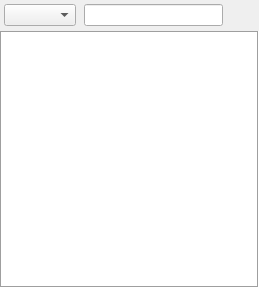
heimdallr/books, file src/home/flibrary/gui/TreeView.ui: the form before one commit.
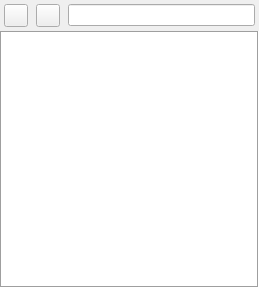
The form after the commit. Icons and pictures are not drawn. Custom widgets are drawn as their Qt base class.

Commit message: #1417 Комбобоксы заменены кнопкой с выпадахами

What changed in the file:
```diff
--- a/src/home/flibrary/gui/TreeView.ui
+++ b/src/home/flibrary/gui/TreeView.ui
@@ -47,35 +47,7 @@
       <number>4</number>
      </property>
      <item>
-      <widget class="HomeCompa::Flibrary::FComboBox" name="cbMode">
-       <property name="sizePolicy">
-        <sizepolicy hsizetype="Preferred" vsizetype="Fixed">
-         <horstretch>0</horstretch>
-         <verstretch>0</verstretch>
-        </sizepolicy>
-       </property>
-       <property name="maxVisibleItems">
-        <number>20</number>
-       </property>
-      </widget>
-     </item>
-     <item>
-      <widget class="HomeCompa::Flibrary::ModeLineEdit" name="value">
-       <property name="sizePolicy">
-        <sizepolicy hsizetype="Expanding" vsizetype="Fixed">
-         <horstretch>0</horstretch>
-         <verstretch>0</verstretch>
-        </sizepolicy>
-       </property>
-       <property name="font">
-        <font>
-         <pointsize>9</pointsize>
-        </font>
-       </property>
-       <property name="clearButtonEnabled">
-        <bool>true</bool>
-       </property>
-      </widget>
+      <widget class="QToolButton" name="btnMode"/>
      </item>
      <item>
       <widget class="QToolButton" name="btnNew">
@@ -86,7 +58,22 @@
         <iconset resource="../icons/light/resources/light.qrc">
          <normaloff>:/icons/plus.svg</normaloff>:/icons/plus.svg</iconset>
        </property>
-       <property name="autoRaise">
+      </widget>
+     </item>
+     <item>
+      <widget class="HomeCompa::Flibrary::ModeLineEdit" name="value">
+       <property name="sizePolicy">
+        <sizepolicy hsizetype="Preferred" vsizetype="Fixed">
+         <horstretch>0</horstretch>
+         <verstretch>0</verstretch>
+        </sizepolicy>
+       </property>
+       <property name="font">
+        <font>
+         <pointsize>9</pointsize>
+        </font>
+       </property>
+       <property name="clearButtonEnabled">
         <bool>true</bool>
        </property>
       </widget>
@@ -130,11 +117,6 @@
   </layout>
  </widget>
  <customwidgets>
-  <customwidget>
-   <class>HomeCompa::Flibrary::FComboBox</class>
-   <extends>QComboBox</extends>
-   <header>widgets/FComboBox.h</header>
-  </customwidget>
   <customwidget>
    <class>HomeCompa::Flibrary::CustomTreeView</class>
    <extends>QTreeView</extends>
```
The commit also changes 1 other file.
